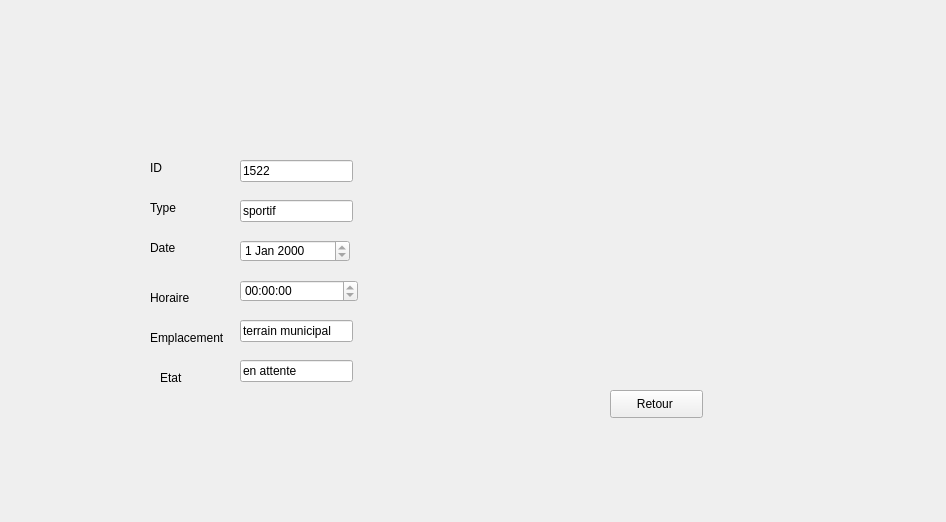
First picture: the form in dialogetat.ui, repository IbriRima/Smart_Municipality_2A3, before the edit.
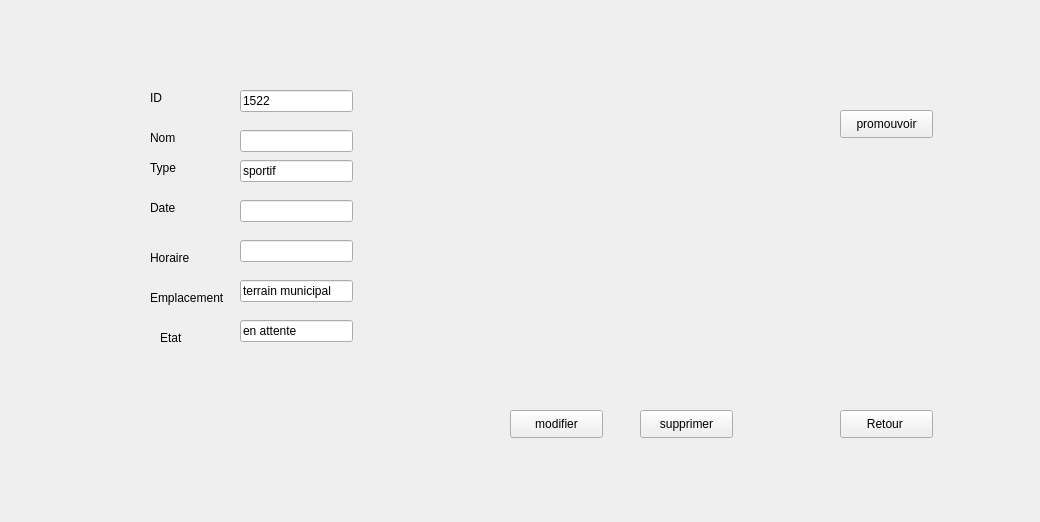
Second picture: the form after the edit. The open tabs and pages were chosen to show the change.

What changed in the file:
```diff
--- a/dialogetat.ui
+++ b/dialogetat.ui
@@ -6,7 +6,7 @@
    <rect>
     <x>0</x>
     <y>0</y>
-    <width>946</width>
+    <width>1040</width>
     <height>522</height>
    </rect>
   </property>
@@ -17,9 +17,9 @@
    <property name="geometry">
     <rect>
      <x>90</x>
-     <y>100</y>
-     <width>771</width>
-     <height>391</height>
+     <y>60</y>
+     <width>891</width>
+     <height>431</height>
     </rect>
    </property>
    <property name="lineWidth">
@@ -354,7 +354,7 @@
      <property name="geometry">
       <rect>
        <x>60</x>
-       <y>60</y>
+       <y>30</y>
        <width>55</width>
        <height>16</height>
       </rect>
@@ -432,7 +432,7 @@
      <property name="geometry">
       <rect>
        <x>150</x>
-       <y>60</y>
+       <y>30</y>
        <width>113</width>
        <height>22</height>
       </rect>
@@ -460,32 +460,6 @@
       <bool>true</bool>
      </property>
     </widget>
-    <widget class="QDateEdit" name="out_date">
-     <property name="geometry">
-      <rect>
-       <x>150</x>
-       <y>140</y>
-       <width>110</width>
-       <height>22</height>
-      </rect>
-     </property>
-     <property name="readOnly">
-      <bool>true</bool>
-     </property>
-    </widget>
-    <widget class="QTimeEdit" name="out_time">
-     <property name="geometry">
-      <rect>
-       <x>150</x>
-       <y>180</y>
-       <width>118</width>
-       <height>22</height>
-      </rect>
-     </property>
-     <property name="readOnly">
-      <bool>true</bool>
-     </property>
-    </widget>
     <widget class="QLineEdit" name="out_empl">
      <property name="geometry">
       <rect>
@@ -521,8 +495,8 @@
     <widget class="QPushButton" name="pushButton_2">
      <property name="geometry">
       <rect>
-       <x>520</x>
-       <y>290</y>
+       <x>750</x>
+       <y>350</y>
        <width>93</width>
        <height>28</height>
       </rect>
@@ -531,6 +505,88 @@
       <string>Retour </string>
      </property>
     </widget>
+    <widget class="QPushButton" name="pushButton_del_event">
+     <property name="geometry">
+      <rect>
+       <x>550</x>
+       <y>350</y>
+       <width>93</width>
+       <height>28</height>
+      </rect>
+     </property>
+     <property name="text">
+      <string>supprimer</string>
+     </property>
+    </widget>
+    <widget class="QPushButton" name="pushButton_maj_event">
+     <property name="geometry">
+      <rect>
+       <x>420</x>
+       <y>350</y>
+       <width>93</width>
+       <height>28</height>
+      </rect>
+     </property>
+     <property name="text">
+      <string>modifier</string>
+     </property>
+    </widget>
+    <widget class="QPushButton" name="pushButton_mail">
+     <property name="geometry">
+      <rect>
+       <x>750</x>
+       <y>50</y>
+       <width>93</width>
+       <height>28</height>
+      </rect>
+     </property>
+     <property name="text">
+      <string>promouvoir</string>
+     </property>
+    </widget>
+    <widget class="QLabel" name="label_19">
+     <property name="geometry">
+      <rect>
+       <x>60</x>
+       <y>70</y>
+       <width>55</width>
+       <height>16</height>
+      </rect>
+     </property>
+     <property name="text">
+      <string>Nom</string>
+     </property>
+    </widget>
+    <widget class="QLineEdit" name="out_nom">
+     <property name="geometry">
+      <rect>
+       <x>150</x>
+       <y>70</y>
+       <width>113</width>
+       <height>22</height>
+      </rect>
+     </property>
+    </widget>
+    <widget class="QLineEdit" name="out_date">
+     <property name="geometry">
+      <rect>
+       <x>150</x>
+       <y>140</y>
+       <width>113</width>
+       <height>22</height>
+      </rect>
+     </property>
+    </widget>
+    <widget class="QLineEdit" name="out_hor">
+     <property name="geometry">
+      <rect>
+       <x>150</x>
+       <y>180</y>
+       <width>113</width>
+       <height>22</height>
+      </rect>
+     </property>
+    </widget>
    </widget>
    <widget class="QWidget" name="page_2">
     <widget class="QLabel" name="label_13">
```
Left out of the diff: 167 changed lines with no effect on the pictures.
